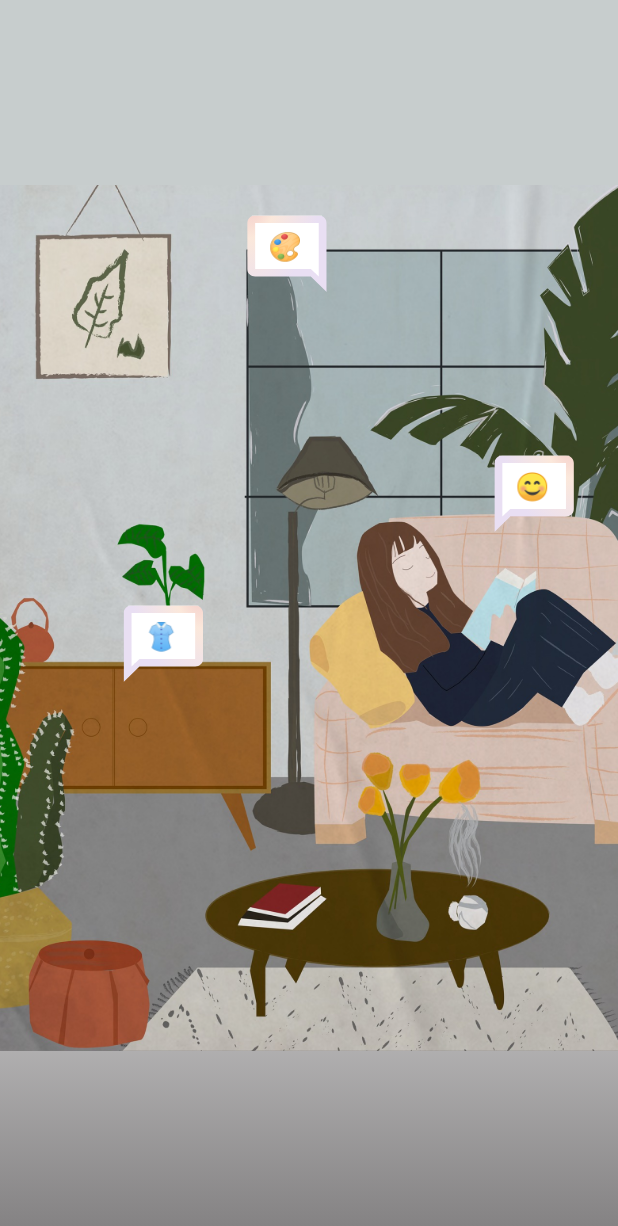
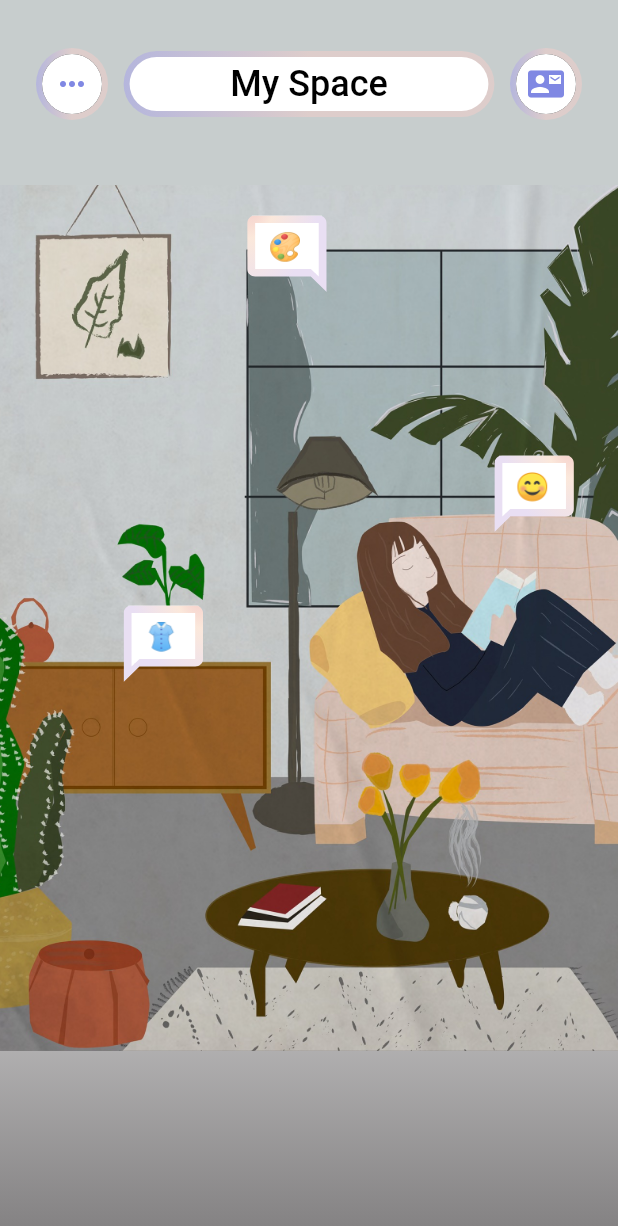
Before and after one commit to samuelchanx/beyondhack-app, a Flutter app: the screen it shows after launch, on a phone screen of 412 x 824 dp. Shown: the top 1226 px of the screen. Run offline on Flutter 3.47's test engine with Material 2 defaults, Android fonts, the phone set to English and light mode, and no system bars; our stand-ins replace animate_do, app_links, chat_bubbles, dartx, equatable, firebase_auth and 10 more; missing offline and left inert: artemis, gql, nhost_graphql_adapter, nhost_sdk, sign_button; accounts and stored records are empty.

Commit message:
feat: add top layout buttons

```diff
--- a/lib/features/home/home_page.dart
+++ b/lib/features/home/home_page.dart
@@ -1,6 +1,9 @@
 import 'package:beyondhack/data/repository/auth/auth_repository.dart';
 import 'package:beyondhack/ui/assets/assets.gen.dart';
+import 'package:beyondhack/ui/components/app_styled_icon.dart';
 import 'package:beyondhack/ui/components/chat_bubble.dart';
+import 'package:beyondhack/ui/styles/app_colors.dart';
+import 'package:beyondhack/ui/styles/app_styles.dart';
 import 'package:beyondhack/ui/utils/ui_helper.dart';
 import 'package:chat_bubbles/chat_bubbles.dart';
 import 'package:flutter/material.dart';
@@ -58,13 +61,40 @@ class HomePage extends StatelessWidget {
               width: Get.width,
             )
                 .decorated(
-                  gradient: LinearGradient(
+                  gradient: const LinearGradient(
                     begin: Alignment.topCenter,
                     end: Alignment.bottomCenter,
                     colors: [Color(0x9e828081), Color(0xff828081)],
                   ),
                 )
                 .positioned(bottom: 0),
+            Row(
+              mainAxisAlignment: MainAxisAlignment.spaceBetween,
+              children: [
+                AppStyledIcon(icon: Icons.more_horiz),
+                Text(
+                  "My Space",
+                  style: TextStyle(
+                    color: Colors.black,
+                    fontSize: 24,
+                    fontWeight: FontWeight.w500,
+                  ),
+                  textAlign: TextAlign.center,
+                )
+                    .padding(horizontal: 32, vertical: 4)
+                    .decorated(
+                      color: Colors.white,
+                      borderRadius: BorderRadius.circular(32),
+                    )
+                    .padding(all: 4)
+                    .decorated(
+                      gradient: AppStyles.linearGradient,
+                      borderRadius: BorderRadius.circular(32),
+                    )
+                    .width(Get.width * 0.6),
+                AppStyledIcon(icon: Icons.contact_mail),
+              ],
+            ).width(Get.width - 48).padding(top: 32, horizontal: 24).positioned(top: 0),
           ],
         ),
       ),
--- /dev/null
+++ b/lib/ui/components/app_styled_icon.dart
@@ -0,0 +1,36 @@
+import 'package:beyondhack/ui/styles/app_colors.dart';
+import 'package:flutter/material.dart';
+import 'package:styled_widget/styled_widget.dart';
+
+import '../styles/app_styles.dart';
+
+class AppStyledIcon extends StatelessWidget {
+  final IconData icon;
+  final double iconSize;
+  const AppStyledIcon({
+    Key? key,
+    required this.icon,
+    this.iconSize = 24.0,
+  }) : super(key: key);
+
+  @override
+  Widget build(BuildContext context) {
+    return Icon(
+      icon,
+      color: AppColors.deeperPurple,
+      size: iconSize,
+    )
+        .padding(all: 4)
+        .decorated(shape: BoxShape.circle, color: Colors.white, boxShadow: [
+          const BoxShadow(
+            color: Colors.black87,
+          )
+        ])
+        .constrained(width: 40, height: 40)
+        .padding(all: 4)
+        .decorated(
+          shape: BoxShape.circle,
+          gradient: AppStyles.linearGradient,
+        );
+  }
+}
--- /dev/null
+++ b/lib/ui/styles/app_styles.dart
@@ -0,0 +1,11 @@
+import 'package:flutter/material.dart';
+
+class AppStyles {
+  static final linearGradient = LinearGradient(
+    colors: [
+      Color(0xffA39FEC).withOpacity(0.5),
+      Color(0xffF4CDC9).withOpacity(0.5),
+      Color(0xffF4CDC9).withOpacity(0.5),
+    ],
+  );
+}
```
